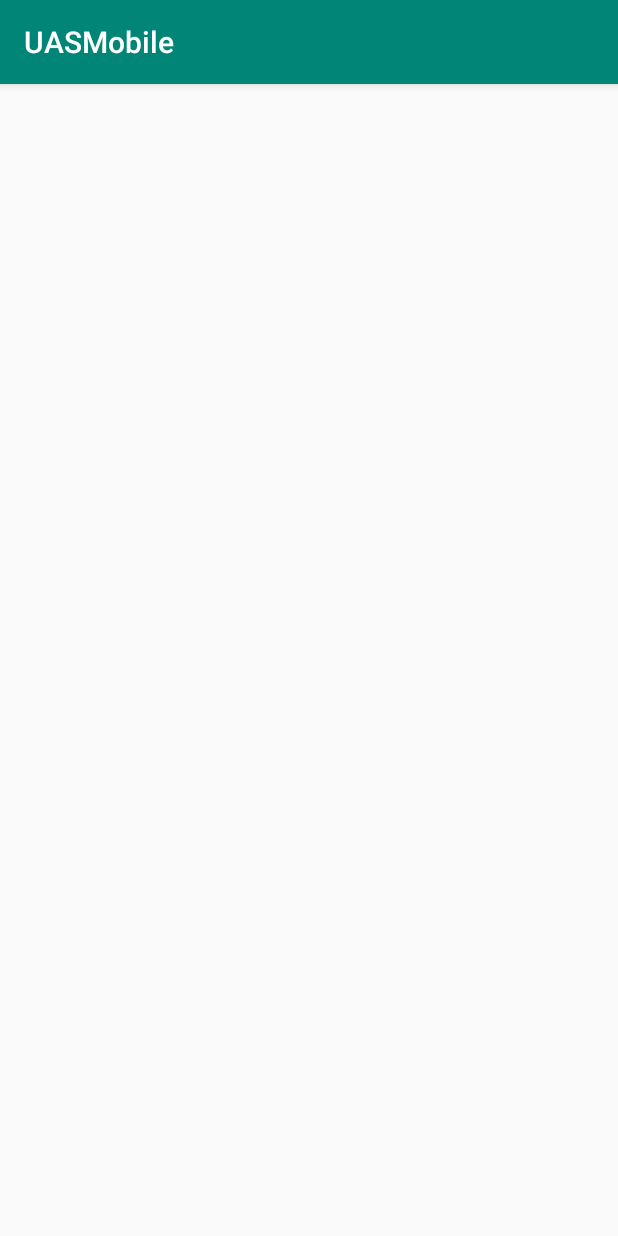
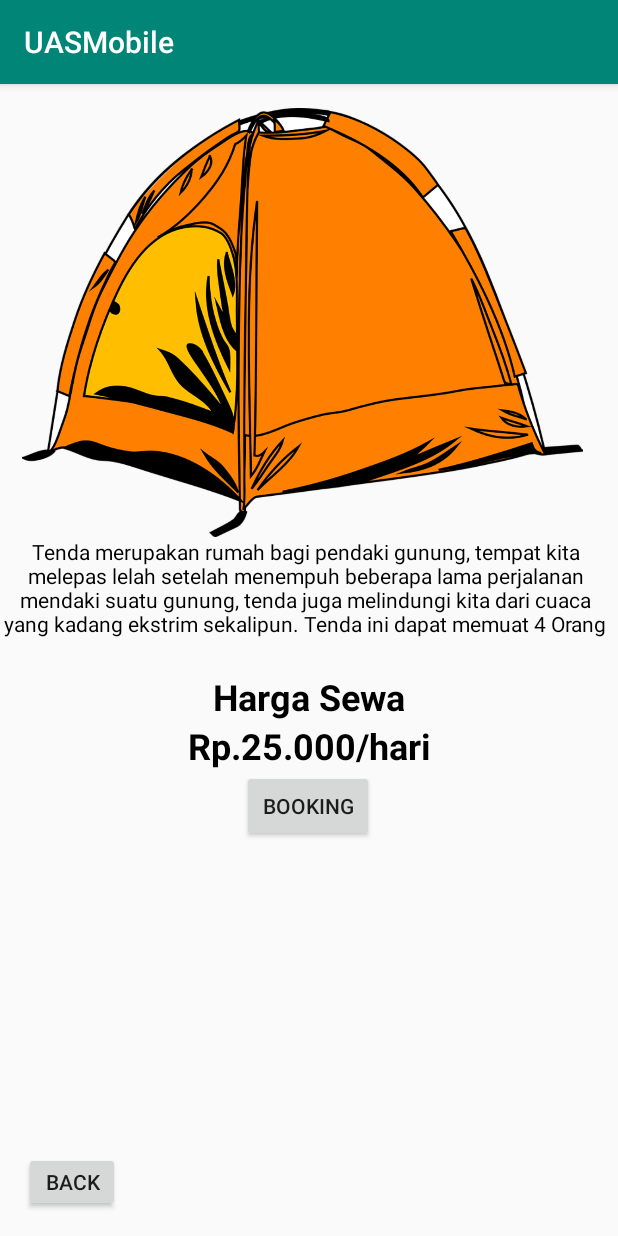
Before and after one commit to YessyNP/UASMobile, an Android app: the TendaActivity screen opened directly, with no data from a screen before it, on a phone screen of 412 x 824 dp. Run offline under Robolectric (Android 15) with nearby library versions, the phone set to English and light mode, and no system bars.

Commit message:
Mngedit isi dari activity_tenda

```diff
--- a/app/src/main/res/layout/activity_tenda.xml
+++ b/app/src/main/res/layout/activity_tenda.xml
@@ -6,4 +6,74 @@
     android:layout_height="match_parent"
     tools:context=".activities.TendaActivity">
 
+    <ImageView
+        android:id="@+id/imageView8"
+        android:layout_width="403dp"
+        android:layout_height="286dp"
+        android:layout_marginTop="16dp"
+        app:layout_constraintEnd_toEndOf="parent"
+        app:layout_constraintHorizontal_bias="0.0"
+        app:layout_constraintStart_toStartOf="parent"
+        app:layout_constraintTop_toTopOf="parent"
+        app:srcCompat="@drawable/tenda" />
+
+    <TextView
+        android:id="@+id/textView3"
+        android:layout_width="407dp"
+        android:layout_height="90dp"
+        android:text="Tenda merupakan rumah bagi pendaki gunung, tempat kita melepas lelah setelah menempuh beberapa lama perjalanan mendaki suatu gunung, tenda juga melindungi kita dari cuaca yang kadang ekstrim sekalipun. Tenda ini dapat memuat 4 Orang"
+        android:textAlignment="center"
+        android:textColor="#000000"
+        app:layout_constraintEnd_toEndOf="parent"
+        app:layout_constraintHorizontal_bias="0.0"
+        app:layout_constraintStart_toStartOf="parent"
+        app:layout_constraintTop_toBottomOf="@+id/imageView8" />
+
+    <TextView
+        android:id="@+id/textView4"
+        android:layout_width="wrap_content"
+        android:layout_height="wrap_content"
+        android:text="Harga Sewa"
+        android:textAlignment="center"
+        android:textColor="#000000"
+        android:textSize="24dp"
+        android:textStyle="bold"
+        app:layout_constraintEnd_toEndOf="parent"
+        app:layout_constraintHorizontal_bias="0.498"
+        app:layout_constraintStart_toStartOf="parent"
+        app:layout_constraintTop_toBottomOf="@+id/textView3" />
+
+    <TextView
+        android:id="@+id/textView5"
+        android:layout_width="wrap_content"
+        android:layout_height="wrap_content"
+        android:text="Rp.25.000/hari"
+        android:textAlignment="center"
+        android:textColor="#000000"
+        android:textSize="24dp"
+        android:textStyle="bold"
+        app:layout_constraintEnd_toEndOf="parent"
+        app:layout_constraintStart_toStartOf="parent"
+        app:layout_constraintTop_toBottomOf="@+id/textView4" />
+
+    <Button
+        android:id="@+id/button8"
+        android:layout_width="wrap_content"
+        android:layout_height="wrap_content"
+        android:text="Booking"
+        app:layout_constraintEnd_toEndOf="parent"
+        app:layout_constraintHorizontal_bias="0.498"
+        app:layout_constraintStart_toStartOf="parent"
+        app:layout_constraintTop_toBottomOf="@+id/textView5" />
+
+    <Button
+        android:id="@+id/button9"
+        android:layout_width="64dp"
+        android:layout_height="40dp"
+        android:layout_marginStart="16dp"
+        android:layout_marginLeft="16dp"
+        android:layout_marginBottom="16dp"
+        android:text="Back"
+        app:layout_constraintBottom_toBottomOf="parent"
+        app:layout_constraintStart_toStartOf="parent" />
 </androidx.constraintlayout.widget.ConstraintLayout>
```
